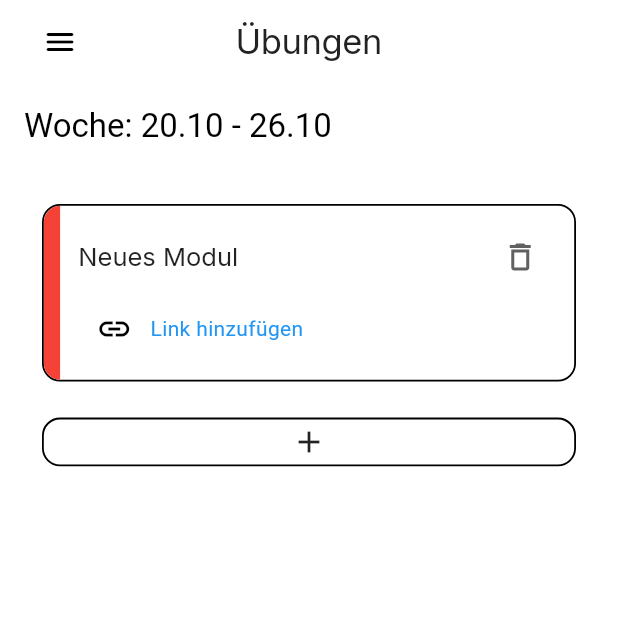
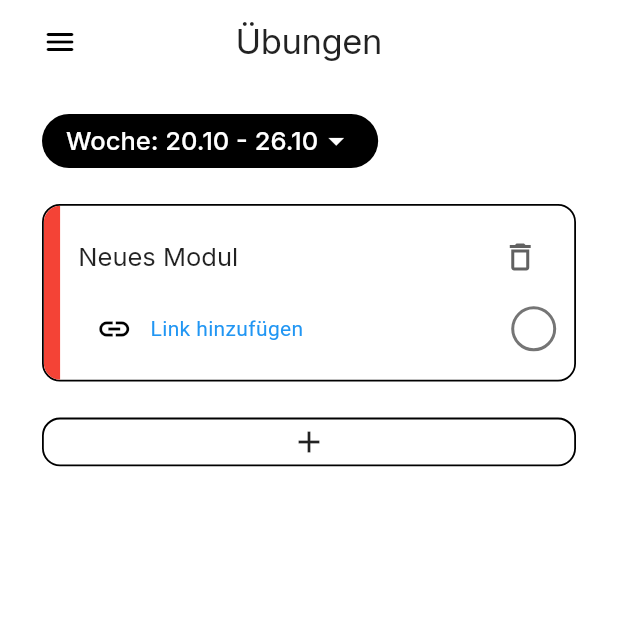
Before and after one commit to LennartKDeveloper/uni_track, a Flutter app: the screen it shows after launch, after a tap on the "add" icon, on a phone screen of 412 x 824 dp, the top half of it. Run offline on Flutter 3.47's test engine with Material 3 defaults, Android fonts, the phone set to English and light mode, and no system bars; drawn by our look-alikes of hidden_drawer_menu; our stand-ins replace gap, google_fonts, hive, hive_flutter, shared_preferences, slide_to_act and 1 more; accounts and stored records are empty.

Commit message:
few homepage style changes + fancy checkbox

```diff
--- a/lib/features/home/homepage.dart
+++ b/lib/features/home/homepage.dart
@@ -30,6 +30,7 @@ class _HomePageState extends State<HomePage> {
 
     return Scaffold(
       appBar: AppBar(
+        centerTitle: false,
         title: GestureDetector(
           onTap: () async {
             final picked = await showDatePicker(
@@ -42,8 +43,26 @@ class _HomePageState extends State<HomePage> {
               setState(() => selectedWeek = picked);
             }
           },
-          child: Text(
-            'Woche: ${monday.day}.${monday.month} - ${sunday.day}.${sunday.month}',
+          child: Container(
+            margin: EdgeInsets.only(left: 12, top: 20),
+            padding: EdgeInsets.symmetric(horizontal: 16, vertical: 6),
+            decoration: BoxDecoration(
+              borderRadius: BorderRadius.circular(30),
+              color: Colors.black,
+            ),
+            child: Row(
+              mainAxisSize: MainAxisSize.min,
+              children: [
+                Text(
+                  'Woche: ${monday.day}.${monday.month} - ${sunday.day}.${sunday.month}',
+                  style: Theme.of(context).textTheme.displayMedium!.copyWith(
+                    color: Colors.white,
+                    fontWeight: FontWeight.w500,
+                  ),
+                ),
+                Icon(Icons.arrow_drop_down_outlined, color: Colors.white),
+              ],
+            ),
           ),
         ),
       ),
--- a/lib/features/home/utils/fancy_checkbox.dart
+++ b/lib/features/home/utils/fancy_checkbox.dart
@@ -0,0 +1,188 @@
+import 'package:flutter/material.dart';
+
+class FancyCheckbox extends StatefulWidget {
+  final bool isChecked;
+  final ValueChanged<bool?>? onChanged;
+  final Color activeColor;
+  final Color inactiveBorderColor;
+  final Color checkColor;
+  final double size;
+  final Duration animationDuration;
+
+  const FancyCheckbox({
+    super.key,
+    required this.isChecked,
+    this.onChanged,
+    this.activeColor = const Color(0xFF06C167), // Uber Green
+    this.inactiveBorderColor = Colors.grey,
+    this.checkColor = Colors.white,
+    this.size = 60.0,
+    this.animationDuration = const Duration(milliseconds: 400),
+  });
+
+  @override
+  State<FancyCheckbox> createState() => _FancyCheckboxState();
+}
+
+class _FancyCheckboxState extends State<FancyCheckbox>
+    with SingleTickerProviderStateMixin {
+  late AnimationController _animationController;
+  late Animation<double> _scaleAnimation;
+  late Animation<double> _checkAnimation;
+  late Animation<Color?> _colorAnimation;
+
+  @override
+  void initState() {
+    super.initState();
+    _animationController = AnimationController(
+      vsync: this,
+      duration: widget.animationDuration,
+    );
+
+    _scaleAnimation = Tween<double>(begin: 1.0, end: 1.1).animate(
+      CurvedAnimation(
+        parent: _animationController,
+        curve: const Interval(0.0, 0.5, curve: Curves.easeOut),
+      ),
+    );
+
+    _checkAnimation = Tween<double>(begin: 0.0, end: 1.0).animate(
+      CurvedAnimation(
+        parent: _animationController,
+        curve: const Interval(0.5, 1.0, curve: Curves.easeOutCubic),
+      ),
+    );
+
+    _colorAnimation =
+        ColorTween(
+          begin: widget.inactiveBorderColor,
+          end: widget.activeColor,
+        ).animate(
+          CurvedAnimation(
+            parent: _animationController,
+            curve: const Interval(0.0, 0.5, curve: Curves.easeIn),
+          ),
+        );
+
+    if (widget.isChecked) {
+      _animationController.value = 1.0;
+    }
+  }
+
+  @override
+  void didUpdateWidget(covariant FancyCheckbox oldWidget) {
+    super.didUpdateWidget(oldWidget);
+    if (widget.isChecked != oldWidget.isChecked) {
+      if (widget.isChecked) {
+        _animationController.forward(from: 0.0);
+      } else {
+        // Bei Deaktivierung ohne Animation zurücksetzen
+        _animationController.value = 0.0;
+      }
+    }
+  }
+
+  @override
+  void dispose() {
+    _animationController.dispose();
+    super.dispose();
+  }
+
+  @override
+  Widget build(BuildContext context) {
+    return GestureDetector(
+      onTap: () {
+        widget.onChanged?.call(!widget.isChecked);
+      },
+      child: AnimatedBuilder(
+        animation: _animationController,
+        builder: (context, child) {
+          final currentColor = _colorAnimation.value;
+          final currentScale = _scaleAnimation.value;
+
+          return Transform.scale(
+            scale: widget.isChecked ? currentScale : 1.0,
+            child: Container(
+              width: widget.size,
+              height: widget.size,
+              decoration: BoxDecoration(
+                shape: BoxShape.circle,
+                color: widget.isChecked ? currentColor : Colors.transparent,
+                border: Border.all(
+                  color: widget.isChecked
+                      ? currentColor!
+                      : widget.inactiveBorderColor,
+                  width: 2.0,
+                ),
+              ),
+              child: widget.isChecked
+                  ? Center(
+                      child: CustomPaint(
+                        painter: _CheckPainter(
+                          progress: _checkAnimation.value,
+                          checkColor: widget.checkColor,
+                          strokeWidth: 3.0,
+                        ),
+                        size: Size(widget.size * 0.5, widget.size * 0.5),
+                      ),
+                    )
+                  : null,
+            ),
+          );
+        },
+      ),
+    );
+  }
+}
+
+class _CheckPainter extends CustomPainter {
+  final double progress;
+  final Color checkColor;
+  final double strokeWidth;
+
+  _CheckPainter({
+    required this.progress,
+    required this.checkColor,
+    required this.strokeWidth,
+  });
+
+  @override
+  void paint(Canvas canvas, Size size) {
+    final paint = Paint()
+      ..color = checkColor
+      ..style = PaintingStyle.stroke
+      ..strokeCap = StrokeCap.round
+      ..strokeJoin = StrokeJoin.round
+      ..strokeWidth = strokeWidth;
+
+    final path = Path();
+    final Offset start = Offset(size.width * 0.1, size.height * 0.5);
+    final Offset corner = Offset(size.width * 0.4, size.height * 0.8);
+    final Offset end = Offset(size.width * 0.9, size.height * 0.2);
+
+    if (progress < 0.5) {
+      final double segmentProgress = progress / 0.5;
+      path.moveTo(start.dx, start.dy);
+      path.lineTo(
+        start.dx + (corner.dx - start.dx) * segmentProgress,
+        start.dy + (corner.dy - start.dy) * segmentProgress,
+      );
+    } else {
+      path.moveTo(start.dx, start.dy);
+      path.lineTo(corner.dx, corner.dy);
+      final double segmentProgress = (progress - 0.5) / 0.5;
+      path.lineTo(
+        corner.dx + (end.dx - corner.dx) * segmentProgress,
+        corner.dy + (end.dy - corner.dy) * segmentProgress,
+      );
+    }
+
+    canvas.drawPath(path, paint);
+  }
+
+  @override
+  bool shouldRepaint(covariant _CheckPainter oldDelegate) {
+    return oldDelegate.progress != progress ||
+        oldDelegate.checkColor != checkColor;
+  }
+}
--- a/lib/features/home/utils/modul_card.dart
+++ b/lib/features/home/utils/modul_card.dart
@@ -1,6 +1,7 @@
 import 'package:flutter/material.dart';
 import 'package:uni_track/features/home/models/hive_modul.dart';
 import 'package:uni_track/features/home/models/hive_weekly_modul.dart';
+import 'package:uni_track/features/home/utils/fancy_checkbox.dart';
 import 'package:url_launcher/url_launcher.dart';
 
 class WeeklyModuleCard extends StatefulWidget {
@@ -206,6 +207,16 @@ class _WeeklyModuleCardState extends State<WeeklyModuleCard> {
                                   ),
                                 ),
                         ),
+                        FancyCheckbox(
+                          isChecked: widget.wm.isCompleted,
+                          onChanged: (value) =>
+                              widget.onCompletedChanged(value),
+                          activeColor: Theme.of(context).colorScheme.primary,
+                          inactiveBorderColor: Theme.of(
+                            context,
+                          ).colorScheme.secondary,
+                          size: 30,
+                        ),
                       ],
                     ),
                   ],
```
